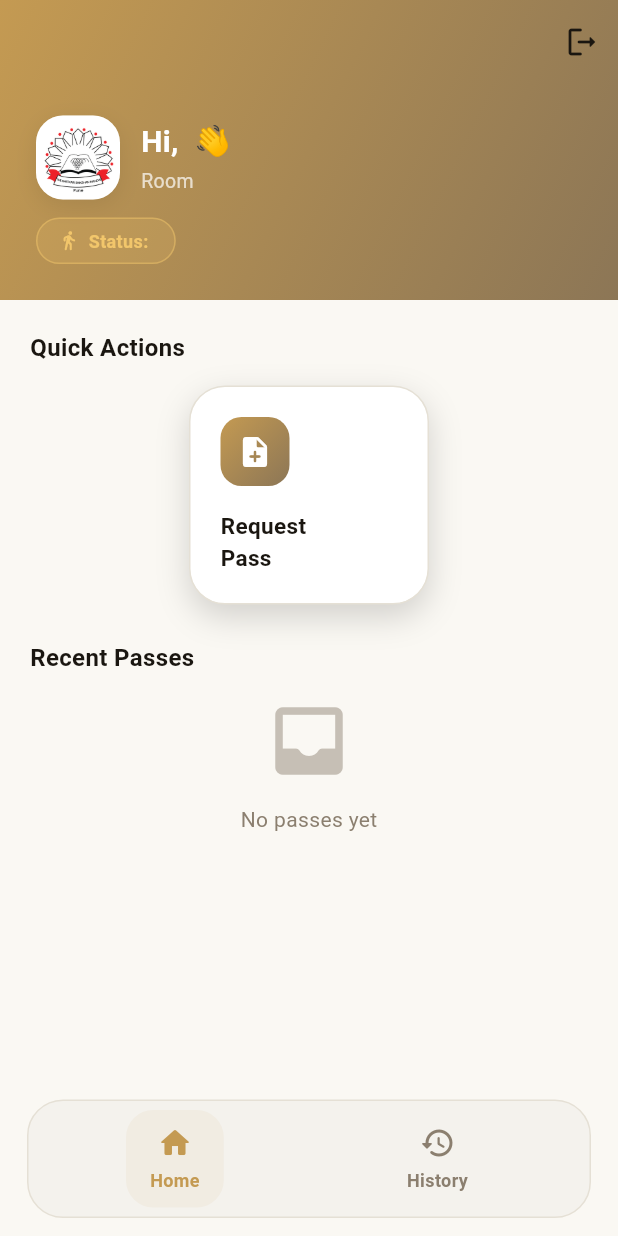
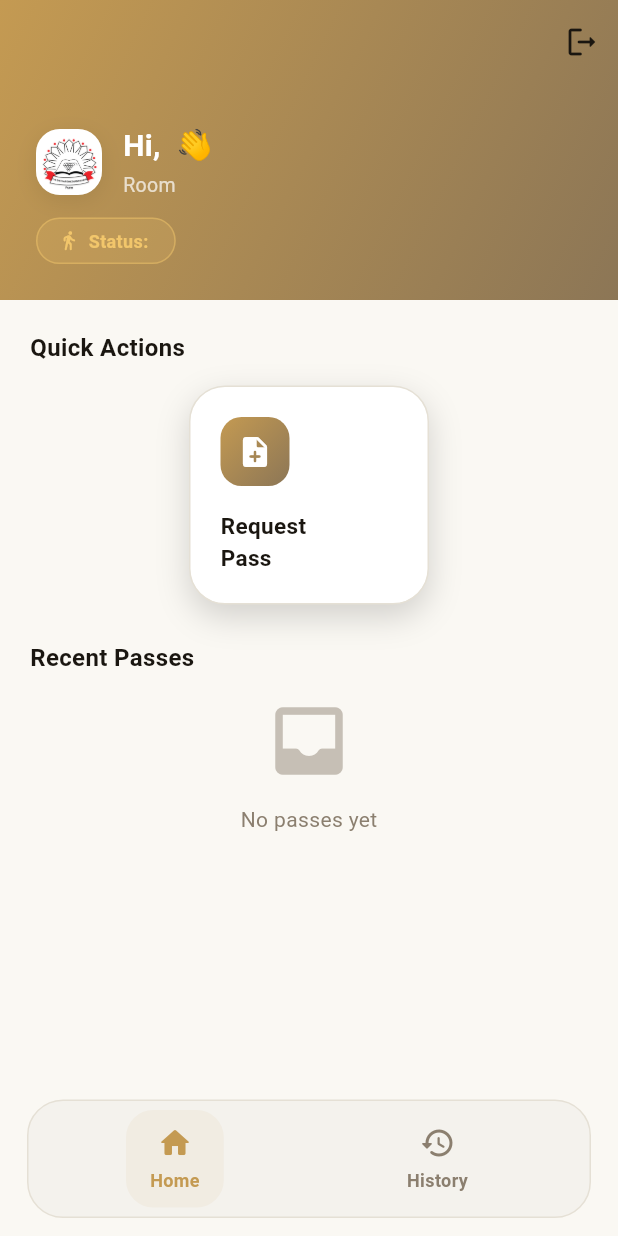
Before and after one commit to vighanesh295/SafeNest-A-Girls-Hostel-Management-System, a Flutter app: the screen it shows once a user with an empty profile is signed in, on a phone screen of 412 x 824 dp. Run offline on Flutter 3.47's test engine with Material 3 defaults, Android fonts, the phone set to English and light mode, and no system bars; our stand-ins replace cloud_firestore, firebase_auth, firebase_core, qr_flutter; missing offline and left inert: mobile_scanner; accounts and stored records are empty.

```diff
--- a/flutter_app/lib/screens/student_screens.dart
+++ b/flutter_app/lib/screens/student_screens.dart
@@ -126,16 +126,16 @@ class _OverviewTab extends StatelessWidget {
                 child: Column(crossAxisAlignment: CrossAxisAlignment.start, mainAxisAlignment: MainAxisAlignment.end, children: [
                   Row(children: [
                     Container(
-                      width: 56,
-                      height: 56,
+                    width: 44,
+                    height: 44,
                     decoration: BoxDecoration(
                       color: Colors.white,
-                        borderRadius: BorderRadius.circular(18),
+                      borderRadius: BorderRadius.circular(16),
                       border: Border.all(color: Colors.white.withAlpha(90)),
                       boxShadow: [BoxShadow(color: Colors.black.withValues(alpha: 0.08), blurRadius: 12, offset: const Offset(0, 4))],
                     ),
                     child: ClipRRect(
-                        borderRadius: BorderRadius.circular(18),
+                      borderRadius: BorderRadius.circular(16),
                         child: Image.asset('assets/tssm-logo.png', fit: BoxFit.cover),
                       ),
                     ),
--- a/package.json
+++ b/package.json
@@ -7,7 +7,7 @@
     "dev": "vite --port=4173",
     "build": "vite build",
     "preview": "vite preview",
-    "clean": "rm -rf dist",
+    "clean": "node -e \"import { rmSync } from 'node:fs'; rmSync('dist', { recursive: true, force: true });\"",
     "lint": "tsc --noEmit"
   },
   "dependencies": {
```
Also changed, not shown: flutter_app/lib/screens/parent_admin_screens.dart (+4 -4 lines), 5 other files. Lines whose indentation alone changed are shown as unchanged.
